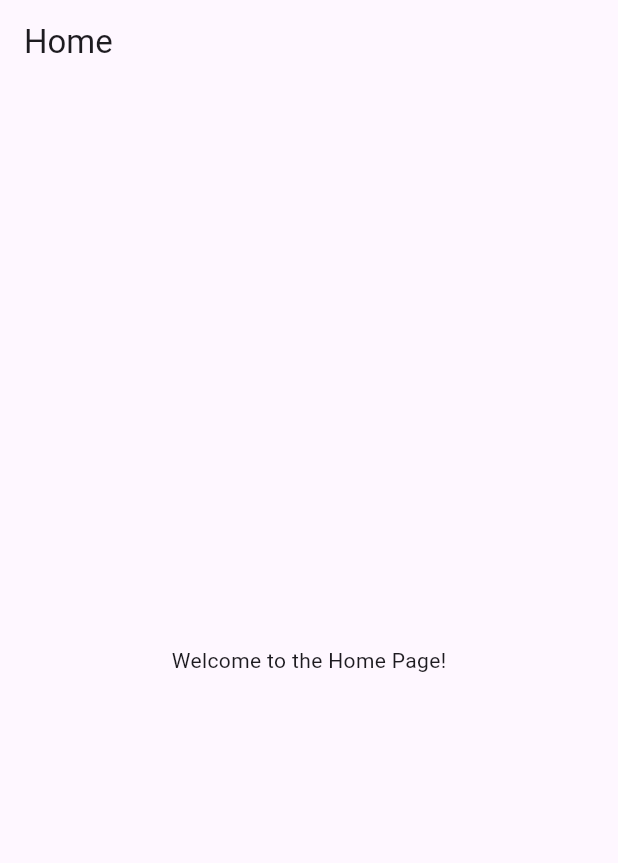
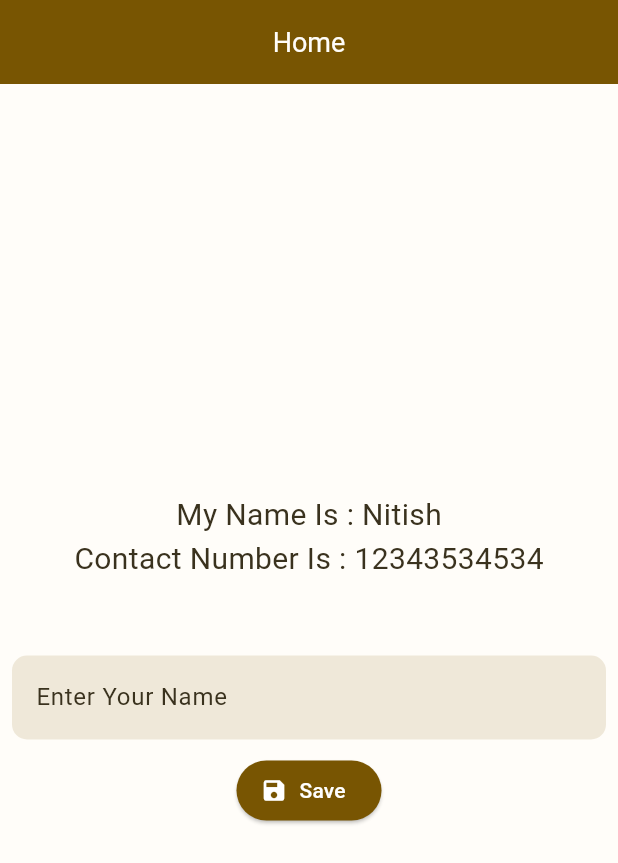
Before and after one commit to Nitishroy-7033/Flutter-Course-Getx-Statemanagement, a Flutter app: the screen it shows after launch, on a phone screen of 412 x 824 dp. Shown: the top 863 px of the screen. Run offline on Flutter 3.47's test engine with Material 3 defaults, Android fonts, the phone set to English and light mode, and no system bars; our stand-ins replace get.

Commit message:
Getx Project setup and theme added

```diff
--- /dev/null
+++ b/lib/config/app_colors.dart
@@ -0,0 +1,18 @@
+import 'package:flutter/material.dart';
+
+class AppColors {
+  static const Color primary = Color(0xFF785502);
+  static const Color secondary = Color(0xFFFFDF92);
+  static const Color secondaryContainer = Color(0xFF533A01);
+  static const Color onSecondaryContainer = Color.fromARGB(69, 197, 177, 131);
+  static const Color primaryContainer = Color(0xFFA07D22);
+  static const Color background = Color(0xFFADA492);
+  static const Color surface = Color(0xFFFFFDF9);
+  static const Color onSurface = Color(0xFF3A321E);
+
+  // New semantic colors for a complete theme
+  static const Color error = Color(0xFFBA1A1A);
+  static const Color onError = Color(0xFFFFFFFF);
+  static const Color onPrimary = Color(0xFFFFFFFF);
+  static const Color outline = Color(0xFFFFDF92);
+}
--- /dev/null
+++ b/lib/config/app_theme.dart
@@ -0,0 +1,157 @@
+import 'package:flutter/material.dart';
+import 'package:getx_learning/config/app_colors.dart';
+
+var myTheme = ThemeData(
+  useMaterial3: true,
+  // scaffoldBackgroundColor: AppColors.background,
+  colorScheme: ColorScheme.light(
+    primary: AppColors.primary,
+    secondary: AppColors.secondary,
+    surface: AppColors.surface,
+    brightness: Brightness.light,
+    primaryContainer: AppColors.primaryContainer,
+    secondaryContainer: AppColors.secondaryContainer,
+    onSurface: AppColors.onSurface,
+    error: AppColors.error,
+    onError: AppColors.onError,
+    onPrimary: AppColors.onPrimary,
+    outline: AppColors.outline,
+  ),
+
+  appBarTheme: const AppBarTheme(
+    centerTitle: true,
+    elevation: 0,
+    iconTheme: IconThemeData(color: AppColors.surface),
+    actionsIconTheme: IconThemeData(color: AppColors.surface),
+    backgroundColor: AppColors.primary,
+    titleTextStyle: TextStyle(color: AppColors.surface, fontSize: 18),
+  ),
+  inputDecorationTheme: InputDecorationTheme(
+    fillColor: AppColors.onSecondaryContainer,
+    filled: true,
+    border: OutlineInputBorder(
+      borderRadius: BorderRadius.circular(10),
+      borderSide: BorderSide.none,
+    ),
+  ),
+  elevatedButtonTheme: ElevatedButtonThemeData(
+    style: ElevatedButton.styleFrom(
+      backgroundColor: AppColors.primary,
+      foregroundColor: AppColors.onPrimary,
+    ),
+  ),
+  outlinedButtonTheme: OutlinedButtonThemeData(
+    style: OutlinedButton.styleFrom(foregroundColor: AppColors.primary),
+  ),
+  textButtonTheme: TextButtonThemeData(
+    style: TextButton.styleFrom(foregroundColor: AppColors.primary),
+  ),
+  floatingActionButtonTheme: const FloatingActionButtonThemeData(
+    backgroundColor: AppColors.primary,
+    foregroundColor: AppColors.onPrimary,
+    elevation: 0,
+    shape: RoundedRectangleBorder(
+      borderRadius: BorderRadius.all(Radius.circular(16)),
+    ),
+  ),
+  cardTheme: const CardThemeData(
+    color: AppColors.surface,
+    shape: RoundedRectangleBorder(
+      borderRadius: BorderRadius.all(Radius.circular(16)),
+      side: BorderSide(color: AppColors.outline, width: 1),
+    ),
+  ),
+  switchTheme: SwitchThemeData(
+    thumbColor: WidgetStateProperty.resolveWith<Color>((states) {
+      if (states.contains(WidgetState.selected)) {
+        return AppColors.primary;
+      }
+      return AppColors.background;
+    }),
+    trackColor: WidgetStateProperty.resolveWith<Color>((states) {
+      if (states.contains(WidgetState.selected)) {
+        return AppColors.primaryContainer.withValues(alpha: 0.5);
+      }
+      return AppColors.onSecondaryContainer;
+    }),
+  ),
+  checkboxTheme: CheckboxThemeData(
+    fillColor: WidgetStateProperty.resolveWith<Color>((states) {
+      if (states.contains(WidgetState.selected)) {
+        return AppColors.primary;
+      }
+      return Colors.transparent;
+    }),
+    checkColor: WidgetStateProperty.all(AppColors.surface),
+    shape: RoundedRectangleBorder(borderRadius: BorderRadius.circular(4)),
+    side: const BorderSide(color: AppColors.primaryContainer, width: 2),
+  ),
+  radioTheme: RadioThemeData(
+    fillColor: WidgetStateProperty.resolveWith<Color>((states) {
+      if (states.contains(WidgetState.selected)) {
+        return AppColors.primary;
+      }
+      return AppColors.primaryContainer;
+    }),
+  ),
+  sliderTheme: const SliderThemeData(
+    activeTrackColor: AppColors.primary,
+    inactiveTrackColor: AppColors.onSecondaryContainer,
+    thumbColor: AppColors.primary,
+    overlayColor: AppColors.secondary,
+  ),
+
+  cardColor: AppColors.surface,
+  drawerTheme: const DrawerThemeData(
+    backgroundColor: AppColors.surface,
+    shape: RoundedRectangleBorder(
+      borderRadius: BorderRadius.horizontal(right: Radius.circular(16)),
+    ),
+  ),
+  tabBarTheme: TabBarThemeData(
+    labelColor: AppColors.primary,
+    unselectedLabelColor: AppColors.onSurface,
+    indicatorColor: AppColors.primary,
+    indicatorSize: TabBarIndicatorSize.tab,
+  ),
+  bottomNavigationBarTheme: const BottomNavigationBarThemeData(
+    backgroundColor: AppColors.surface,
+    selectedItemColor: AppColors.primary,
+    unselectedItemColor: AppColors.onSurface,
+    type: BottomNavigationBarType.fixed,
+  ),
+  dialogTheme: DialogThemeData(
+    backgroundColor: AppColors.surface,
+    shape: RoundedRectangleBorder(borderRadius: BorderRadius.circular(16)),
+    titleTextStyle: const TextStyle(
+      color: AppColors.primary,
+      fontSize: 20,
+      fontWeight: FontWeight.bold,
+    ),
+    contentTextStyle: const TextStyle(color: AppColors.onSurface, fontSize: 16),
+  ),
+  snackBarTheme: SnackBarThemeData(
+    backgroundColor: AppColors.primaryContainer,
+    contentTextStyle: const TextStyle(color: AppColors.surface),
+    actionTextColor: AppColors.secondary,
+    behavior: SnackBarBehavior.floating,
+    shape: RoundedRectangleBorder(borderRadius: BorderRadius.circular(8)),
+  ),
+  bottomSheetTheme: const BottomSheetThemeData(
+    backgroundColor: AppColors.surface,
+    shape: RoundedRectangleBorder(
+      borderRadius: BorderRadius.vertical(top: Radius.circular(20)),
+    ),
+  ),
+  dividerTheme: const DividerThemeData(
+    color: AppColors.onSecondaryContainer,
+    thickness: 1,
+    space: 24,
+  ),
+  listTileTheme: const ListTileThemeData(
+    contentPadding: EdgeInsets.symmetric(horizontal: 16, vertical: 4),
+    iconColor: AppColors.primary,
+    textColor: AppColors.onSurface,
+  ),
+  iconTheme: const IconThemeData(color: AppColors.primary, size: 24),
+);
--- /dev/null
+++ b/lib/controllers/home_page_controller.dart
@@ -0,0 +1,8 @@
+import 'package:get/state_manager.dart';
+
+class HomePageController extends GetxController {
+  var name = "Nitish".obs;
+  var phoneNumber = 12343534534.obs;
+
+
+}
--- a/lib/main.dart
+++ b/lib/main.dart
@@ -1,5 +1,6 @@
 import 'package:flutter/material.dart';
 import 'package:get/get.dart';
+import 'package:getx_learning/config/app_theme.dart';
 import 'package:getx_learning/pages/home_page.dart';
 
 void main() {
@@ -14,7 +15,7 @@ class MyApp extends StatelessWidget {
   Widget build(BuildContext context) {
     return GetMaterialApp(
       title: 'Flutter Demo',
-      theme: ThemeData(colorScheme: .fromSeed(seedColor: Colors.deepPurple)),
+      theme: myTheme,
       home: HomePage(),
     );
   }
--- a/lib/pages/home_page.dart
+++ b/lib/pages/home_page.dart
@@ -1,13 +1,51 @@
 import 'package:flutter/material.dart';
+import 'package:get/get.dart';
+import 'package:getx_learning/controllers/home_page_controller.dart';
 
 class HomePage extends StatelessWidget {
   const HomePage({super.key});
 
   @override
   Widget build(BuildContext context) {
+    final HomePageController homePageController = Get.put(HomePageController());
+    TextEditingController newNameController = TextEditingController();
     return Scaffold(
       appBar: AppBar(title: const Text('Home')),
-      body: const Center(child: Text('Welcome to the Home Page!')),
+      body: Padding(
+        padding: const EdgeInsets.all(8.0),
+        child: Column(
+          mainAxisAlignment: MainAxisAlignment.center,
+          crossAxisAlignment: CrossAxisAlignment.center,
+          children: [
+            Row(),
+            Obx(
+              () => Text(
+                "My Name Is : ${homePageController.name.value}",
+                style: TextStyle(fontSize: 20),
+              ),
+            ),
+            Text(
+              "Contact Number Is : ${homePageController.phoneNumber.value}",
+              style: TextStyle(fontSize: 20),
+            ),
+
+            SizedBox(height: 50),
+            TextFormField(
+              controller: newNameController,
+              decoration: InputDecoration(hintText: "Enter Your Name"),
+            ),
+            SizedBox(height: 10),
+            ElevatedButton.icon(
+              onPressed: () {
+                print(newNameController.text);
+                homePageController.name.value = newNameController.text;
+              },
+              label: Text("Save"),
+              icon: Icon(Icons.save),
+            ),
+          ],
+        ),
+      ),
     );
   }
 }
```
